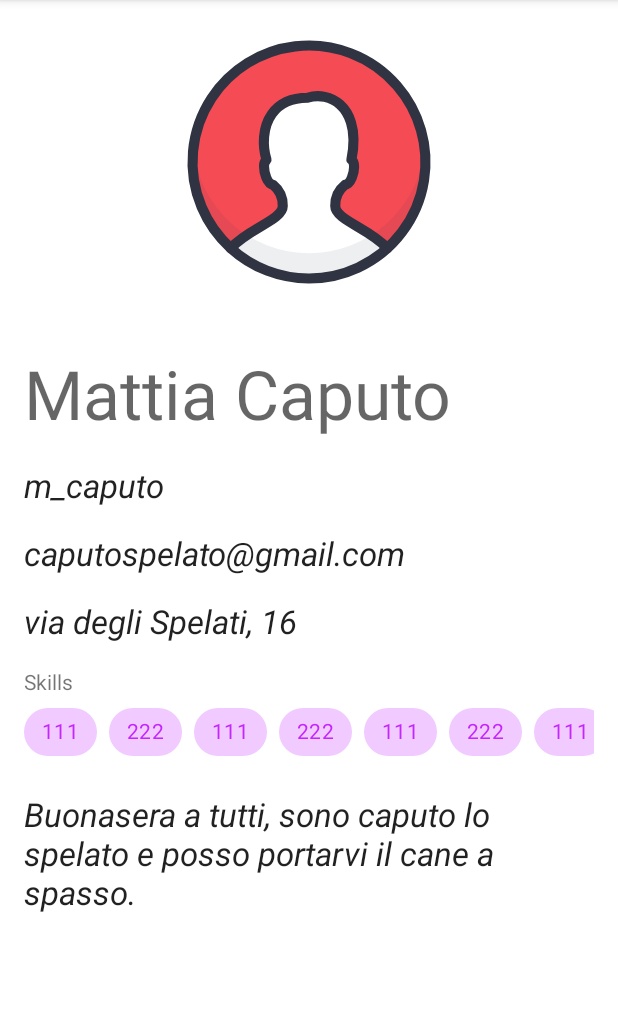
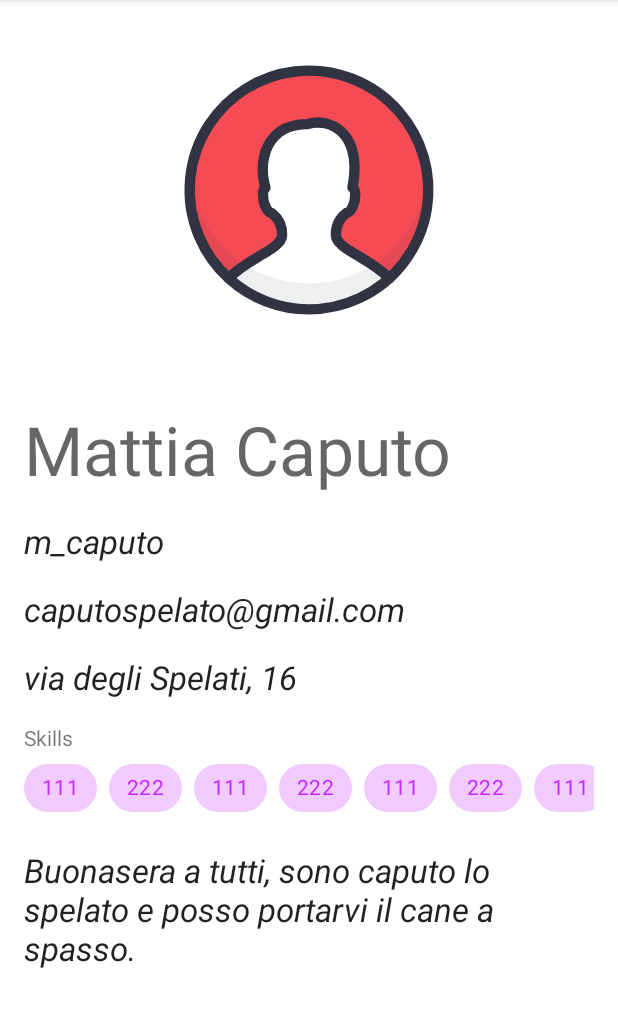
Before and after one commit to francescofiorella/time_banking, an Android app: the screen it shows after launch (ShowProfileActivity), on a phone screen of 412 x 824 dp, the part 84-1111 px from its top. Run offline under Robolectric (Android 15) with nearby library versions, the phone set to English and light mode, and no system bars.

Commit message:
Guideline fixed

```diff
--- a/app/src/main/res/layout-land/activity_edit_profile.xml
+++ b/app/src/main/res/layout-land/activity_edit_profile.xml
@@ -36,7 +36,9 @@
         android:id="@+id/photo"
         android:layout_width="0dp"
         android:layout_height="0dp"
-        android:layout_marginHorizontal="16dp"
+        android:layout_marginStart="16dp"
+        android:layout_marginEnd="8dp"
+        android:layout_marginVertical="16dp"
         android:contentDescription="User image"
         android:scaleType="fitCenter"
         android:src="@drawable/ic_account"
@@ -55,6 +57,7 @@
     <ScrollView
         android:layout_width="0dp"
         android:layout_height="0dp"
+        android:layout_marginStart="8dp"
         android:layout_marginEnd="16dp"
         app:layout_constraintBottom_toBottomOf="parent"
         app:layout_constraintEnd_toEndOf="parent"
--- a/app/src/main/res/layout-land/activity_show_profile.xml
+++ b/app/src/main/res/layout-land/activity_show_profile.xml
@@ -18,8 +18,8 @@
             android:id="@+id/topAppBar"
             style="@style/Widget.MaterialComponents.Toolbar.Primary"
             android:layout_width="match_parent"
+            android:layout_height="?attr/actionBarSize"
             app:menu="@menu/toolbar_menu"
-            android:layout_height="?attr/actionBarSize"
             app:title="@string/app_name" />
 
     </com.google.android.material.appbar.AppBarLayout>
@@ -28,7 +28,9 @@
         android:id="@+id/iv_photo"
         android:layout_width="0dp"
         android:layout_height="0dp"
-        android:layout_marginHorizontal="16dp"
+        android:layout_marginVertical="16dp"
+        android:layout_marginStart="16dp"
+        android:layout_marginEnd="8dp"
         android:contentDescription="User image"
         android:scaleType="fitCenter"
         android:src="@drawable/ic_account"
@@ -48,6 +50,7 @@
         android:layout_width="0dp"
         android:layout_height="0dp"
         android:layout_marginEnd="16dp"
+        android:layout_marginStart="8dp"
         app:layout_constraintBottom_toBottomOf="parent"
         app:layout_constraintEnd_toEndOf="parent"
         app:layout_constraintStart_toEndOf="@id/guideline"
@@ -204,10 +207,10 @@
                 android:layout_height="wrap_content"
                 android:layout_marginVertical="16dp"
                 android:gravity="top"
+                android:minLines="3"
                 android:text="Buonasera a tutti, sono caputo lo spelato e posso portarvi il cane a spasso."
                 android:textAppearance="@style/TextAppearance.AppCompat.Large"
                 android:textStyle="italic"
-                android:minLines="3"
                 app:layout_constraintEnd_toEndOf="parent"
                 app:layout_constraintStart_toStartOf="parent"
                 app:layout_constraintTop_toBottomOf="@+id/skills_hsv" />
--- a/app/src/main/res/layout/activity_show_profile.xml
+++ b/app/src/main/res/layout/activity_show_profile.xml
@@ -24,17 +24,27 @@
 
     </com.google.android.material.appbar.AppBarLayout>
 
+    <androidx.constraintlayout.widget.ConstraintLayout
+        android:layout_width="match_parent"
+        android:layout_height="0dp"
+        android:layout_marginHorizontal="16dp"
+        app:layout_constraintBottom_toBottomOf="parent"
+        app:layout_constraintEnd_toEndOf="parent"
+        app:layout_constraintStart_toStartOf="parent"
+        app:layout_constraintTop_toBottomOf="@id/appBarLayout">
+
+
         <ImageView
             android:id="@+id/iv_photo"
             android:layout_width="match_parent"
             android:layout_height="0dp"
-        android:layout_marginHorizontal="16dp"
+            android:layout_marginVertical="16dp"
             android:contentDescription="User image"
             android:src="@drawable/ic_account"
             app:layout_constraintBottom_toTopOf="@id/guideline"
             app:layout_constraintEnd_toEndOf="parent"
             app:layout_constraintStart_toStartOf="parent"
-        app:layout_constraintTop_toBottomOf="@id/appBarLayout" />
+            app:layout_constraintTop_toTopOf="parent" />
 
         <androidx.constraintlayout.widget.Guideline
             android:id="@+id/guideline"
@@ -47,54 +57,49 @@
             android:id="@+id/tv_fullname"
             android:layout_width="match_parent"
             android:layout_height="wrap_content"
-        android:layout_marginHorizontal="16dp"
             android:layout_marginVertical="16dp"
+            android:text="Mattia Caputo"
+            android:textAppearance="@style/TextAppearance.AppCompat.Display2"
             app:layout_constraintStart_toStartOf="parent"
-        app:layout_constraintTop_toBottomOf="@id/guideline"
-        android:text="Mattia Caputo"
-        android:textAppearance="@style/TextAppearance.AppCompat.Display2" />
+            app:layout_constraintTop_toBottomOf="@id/guideline" />
 
         <TextView
             android:id="@+id/tv_nickname"
             android:layout_width="match_parent"
             android:layout_height="wrap_content"
-        android:layout_marginHorizontal="16dp"
             android:layout_marginVertical="16dp"
-        app:layout_constraintStart_toStartOf="parent"
-        app:layout_constraintTop_toBottomOf="@+id/tv_fullname"
             android:text="m_caputo"
             android:textAppearance="@style/TextAppearance.AppCompat.Large"
-        android:textStyle="italic" />
+            android:textStyle="italic"
+            app:layout_constraintStart_toStartOf="parent"
+            app:layout_constraintTop_toBottomOf="@+id/tv_fullname" />
 
         <TextView
             android:id="@+id/tv_email"
             android:layout_width="match_parent"
             android:layout_height="wrap_content"
-        android:layout_marginHorizontal="16dp"
             android:layout_marginVertical="16dp"
-        app:layout_constraintStart_toStartOf="parent"
-        app:layout_constraintTop_toBottomOf="@+id/tv_nickname"
             android:text="caputospelato@gmail.com"
             android:textAppearance="@style/TextAppearance.AppCompat.Large"
-        android:textStyle="italic" />
+            android:textStyle="italic"
+            app:layout_constraintStart_toStartOf="parent"
+            app:layout_constraintTop_toBottomOf="@+id/tv_nickname" />
 
         <TextView
             android:id="@+id/tv_location"
             android:layout_width="match_parent"
             android:layout_height="wrap_content"
-        android:layout_marginHorizontal="16dp"
             android:layout_marginVertical="16dp"
-        app:layout_constraintStart_toStartOf="parent"
-        app:layout_constraintTop_toBottomOf="@+id/tv_email"
             android:text="via degli Spelati, 16"
             android:textAppearance="@style/TextAppearance.AppCompat.Large"
-        android:textStyle="italic" />
+            android:textStyle="italic"
+            app:layout_constraintStart_toStartOf="parent"
+            app:layout_constraintTop_toBottomOf="@+id/tv_email" />
 
         <TextView
             android:id="@+id/skills_tv"
             android:layout_width="match_parent"
             android:layout_height="wrap_content"
-        android:layout_marginHorizontal="16dp"
             android:layout_marginTop="16dp"
             android:text="Skills"
             app:layout_constraintTop_toBottomOf="@id/tv_location" />
@@ -103,7 +108,6 @@
             android:id="@+id/skills_hsv"
             android:layout_width="match_parent"
             android:layout_height="wrap_content"
-        android:layout_marginHorizontal="16dp"
             android:layout_marginBottom="16dp"
             android:scrollbars="none"
             app:layout_constraintStart_toStartOf="parent"
@@ -187,14 +191,15 @@
             android:id="@+id/tv_description"
             android:layout_width="match_parent"
             android:layout_height="wrap_content"
-        android:layout_marginHorizontal="16dp"
             android:layout_marginVertical="16dp"
             android:gravity="top"
+            android:minLines="3"
             android:text="Buonasera a tutti, sono caputo lo spelato e posso portarvi il cane a spasso."
-        android:minLines="3"
+            android:textAppearance="@style/TextAppearance.AppCompat.Large"
+            android:textStyle="italic"
             app:layout_constraintStart_toStartOf="parent"
-        app:layout_constraintTop_toBottomOf="@+id/skills_hsv"
-        android:textAppearance="@style/TextAppearance.AppCompat.Large"
-        android:textStyle="italic"/>
+            app:layout_constraintTop_toBottomOf="@+id/skills_hsv" />
 
     </androidx.constraintlayout.widget.ConstraintLayout>
+
+</androidx.constraintlayout.widget.ConstraintLayout>
```
Also changed, not shown: app/src/main/res/layout/activity_edit_profile.xml (+13 -9 lines). Lines whose indentation alone changed are shown as unchanged.
